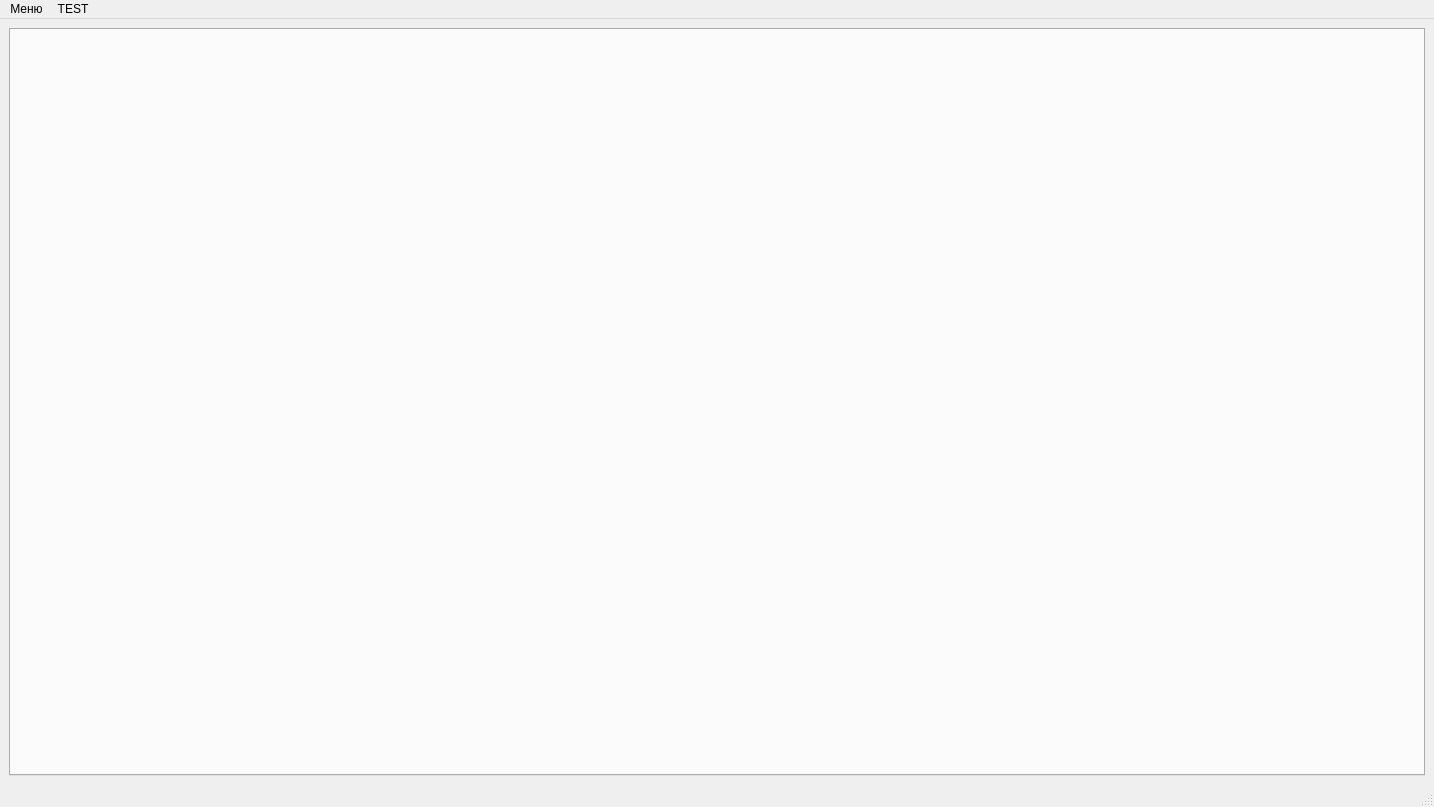
Old version of the form mainwindow.ui in the repository Bigmagyshka/Quick-AD-Access.
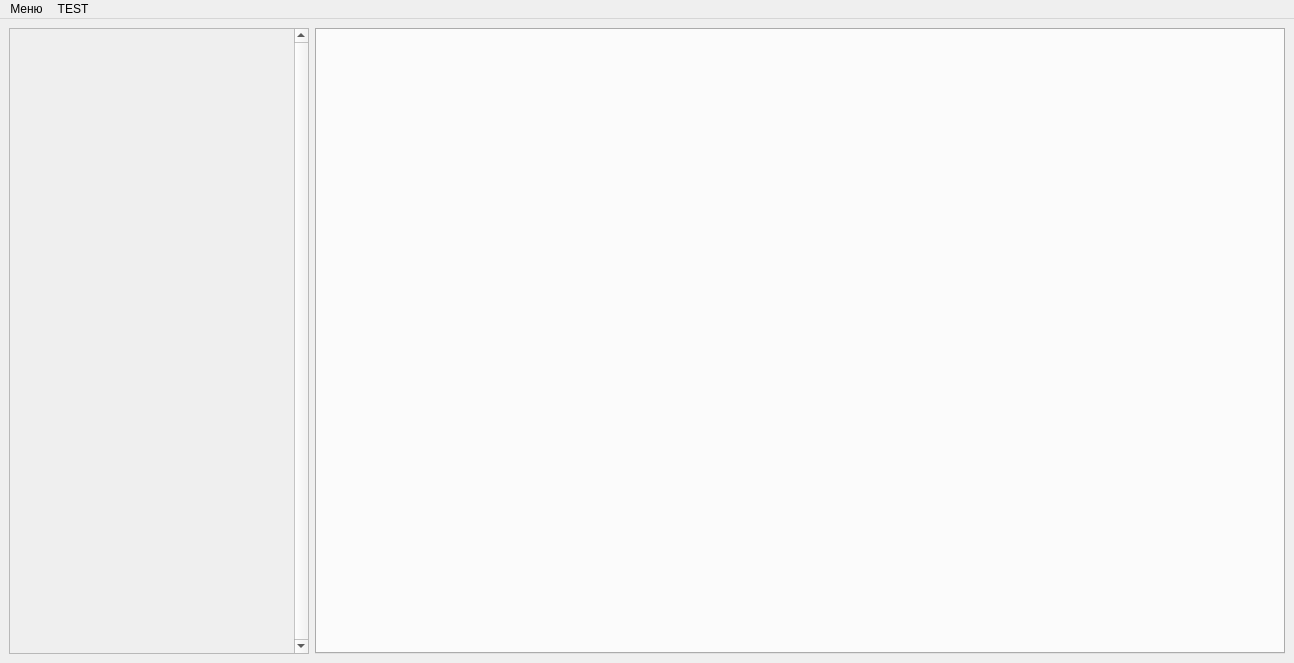
New version of the form.

The edit to the form file:
```diff
--- a/mainwindow.ui
+++ b/mainwindow.ui
@@ -6,15 +6,58 @@
    <rect>
     <x>0</x>
     <y>0</y>
-    <width>1434</width>
-    <height>807</height>
+    <width>1294</width>
+    <height>663</height>
    </rect>
   </property>
   <property name="windowTitle">
    <string>Main Window</string>
   </property>
   <widget class="QWidget" name="centralwidget">
-   <layout class="QVBoxLayout" name="verticalLayout">
+   <layout class="QHBoxLayout" name="horizontalLayout">
+    <item>
+     <layout class="QVBoxLayout" name="verticalLayout_2">
+      <item>
+       <widget class="QScrollArea" name="scrollArea">
+        <property name="sizePolicy">
+         <sizepolicy hsizetype="Fixed" vsizetype="Expanding">
+          <horstretch>0</horstretch>
+          <verstretch>0</verstretch>
+         </sizepolicy>
+        </property>
+        <property name="minimumSize">
+         <size>
+          <width>300</width>
+          <height>0</height>
+         </size>
+        </property>
+        <property name="maximumSize">
+         <size>
+          <width>300</width>
+          <height>16777215</height>
+         </size>
+        </property>
+        <property name="verticalScrollBarPolicy">
+         <enum>Qt::ScrollBarAlwaysOn</enum>
+        </property>
+        <property name="widgetResizable">
+         <bool>true</bool>
+        </property>
+        <widget class="QWidget" name="scrollAreaWidgetContents">
+         <property name="geometry">
+          <rect>
+           <x>0</x>
+           <y>0</y>
+           <width>284</width>
+           <height>618</height>
+          </rect>
+         </property>
+         <layout class="QVBoxLayout" name="verticalLayout"/>
+        </widget>
+       </widget>
+      </item>
+     </layout>
+    </item>
     <item>
      <widget class="QTabWidget" name="tabWidget">
       <property name="enabled">
@@ -32,8 +75,8 @@
     <rect>
      <x>0</x>
      <y>0</y>
-     <width>1434</width>
-     <height>21</height>
+     <width>1294</width>
+     <height>23</height>
     </rect>
    </property>
    <widget class="QMenu" name="menu">
@@ -54,7 +97,6 @@
    <addaction name="menu"/>
    <addaction name="menuTEST"/>
   </widget>
-  <widget class="QStatusBar" name="statusbar"/>
   <action name="Menu_1">
    <property name="text">
     <string>Перезагрузить БД</string>
```
